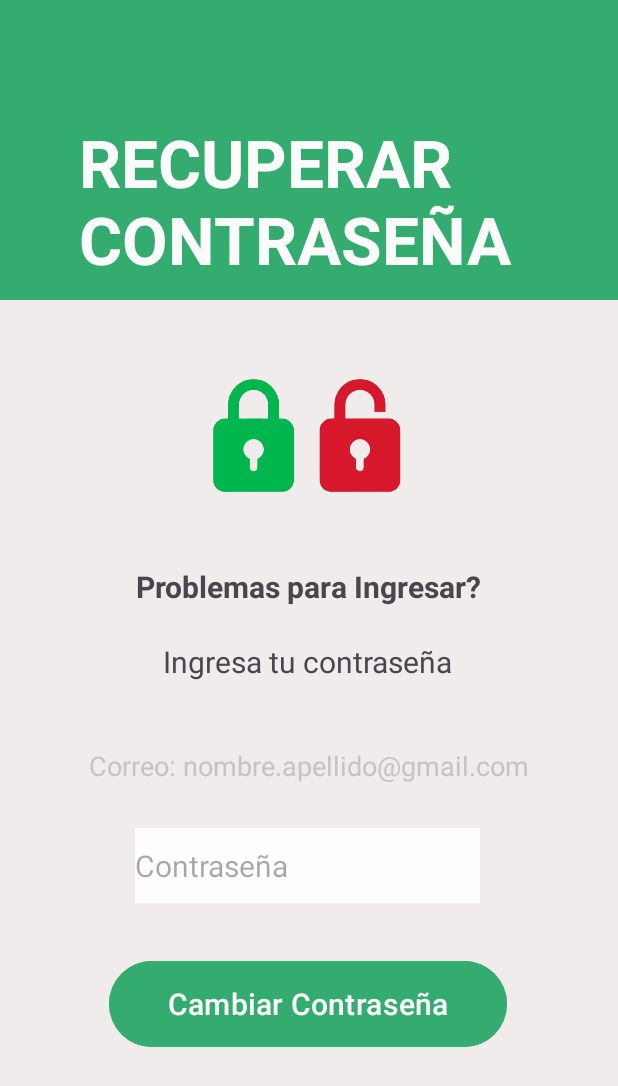
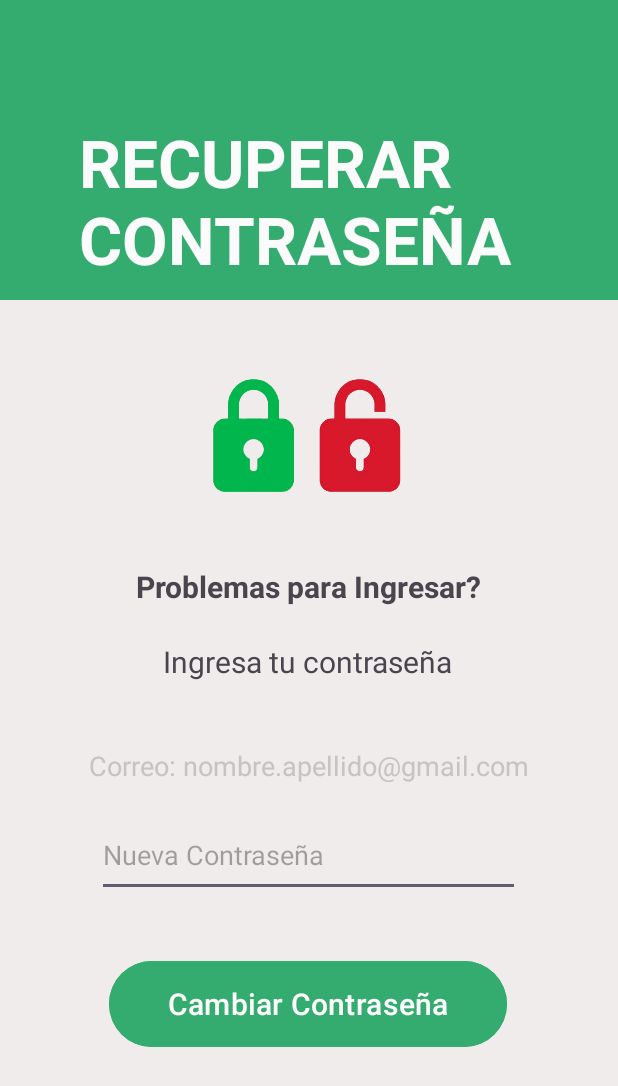
Before and after one commit to JANIER-VSQZ/UbicaTuPunto, an Android app: the layout activity_change_password.xml on its own in the app's theme, with its tools: preview values and no code run, on a phone screen of 412 x 824 dp. Shown: the top 1086 px of the screen. Run offline under Robolectric (Android 15) with nearby library versions, the phone set to English and light mode, and no system bars.

Commit message:
Cambiar contraseña desde perfil

```diff
--- a/app/src/main/java/com/example/appubicatupunto/Profile.java
+++ b/app/src/main/java/com/example/appubicatupunto/Profile.java
@@ -94,7 +94,8 @@ public class Profile extends AppCompatActivity {
 
     //METODO DEL BOTON CAMBIAR CONTRASEÑA
     public void Contra(View view){
-        Intent contra = new Intent(this,ChangePassword.class);
+        Intent contra = new Intent(this, ChangePassword.class);
+        contra.putExtra("correo_usuario", correoUsuario);
         startActivity(contra);
     } //FIN METODO DEL BOTON CAMBIAR CONTRASEÑA
 
--- a/app/src/main/res/layout/activity_change_password.xml
+++ b/app/src/main/res/layout/activity_change_password.xml
@@ -35,22 +35,6 @@
         app:layout_constraintTop_toTopOf="parent"
         app:layout_constraintVertical_bias="0.474" />
 
-    <EditText
-        android:id="@+id/txtRecuperarContra"
-        android:layout_width="230dp"
-        android:layout_height="50dp"
-        android:background="#FFFCFC"
-        android:ems="10"
-        android:hint="Contraseña"
-        android:inputType="numberPassword"
-        android:textSize="20sp"
-        app:layout_constraintBottom_toBottomOf="parent"
-        app:layout_constraintEnd_toEndOf="parent"
-        app:layout_constraintHorizontal_bias="0.493"
-        app:layout_constraintStart_toStartOf="parent"
-        app:layout_constraintTop_toTopOf="parent"
-        app:layout_constraintVertical_bias="0.713" />
-
     <TextView
         android:id="@+id/txtCorreo"
         android:layout_width="wrap_content"
@@ -82,7 +66,7 @@
         android:layout_width="265dp"
         android:layout_height="65dp"
         android:backgroundTint="#34AC70"
-        android:onClick="Iniciar"
+        android:onClick="cambiarContrasena"
         android:text="Cambiar Contraseña"
         android:textSize="20sp"
         app:layout_constraintBottom_toBottomOf="parent"
@@ -120,4 +104,18 @@
         app:layout_constraintVertical_bias="0.33"
         app:srcCompat="@mipmap/img" />
 
+    <EditText
+        android:id="@+id/txtRecuperarContra"
+        android:layout_width="282dp"
+        android:layout_height="56dp"
+        android:ems="10"
+        android:hint="Nueva Contraseña"
+        android:inputType="textPassword"
+        app:layout_constraintBottom_toBottomOf="parent"
+        app:layout_constraintEnd_toEndOf="parent"
+        app:layout_constraintHorizontal_bias="0.497"
+        app:layout_constraintStart_toStartOf="parent"
+        app:layout_constraintTop_toTopOf="parent"
+        app:layout_constraintVertical_bias="0.706" />
+
 </androidx.constraintlayout.widget.ConstraintLayout>
```
Also changed, not shown: app/src/main/java/com/example/appubicatupunto/ChangePassword.java (+47 -6 lines).
